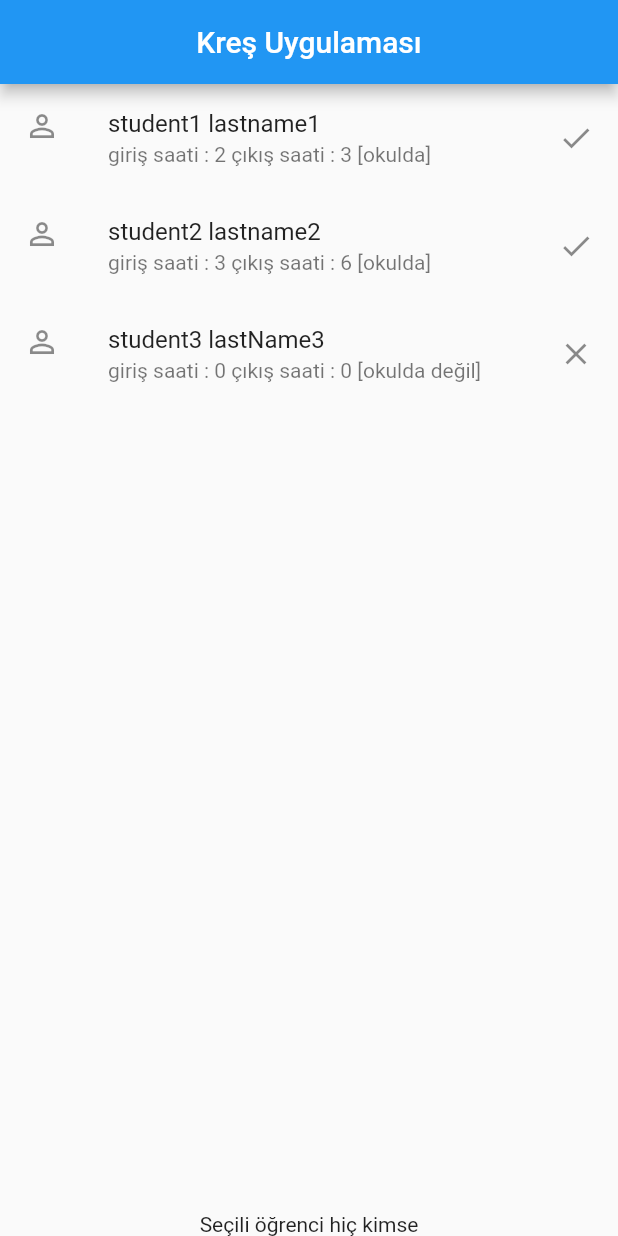
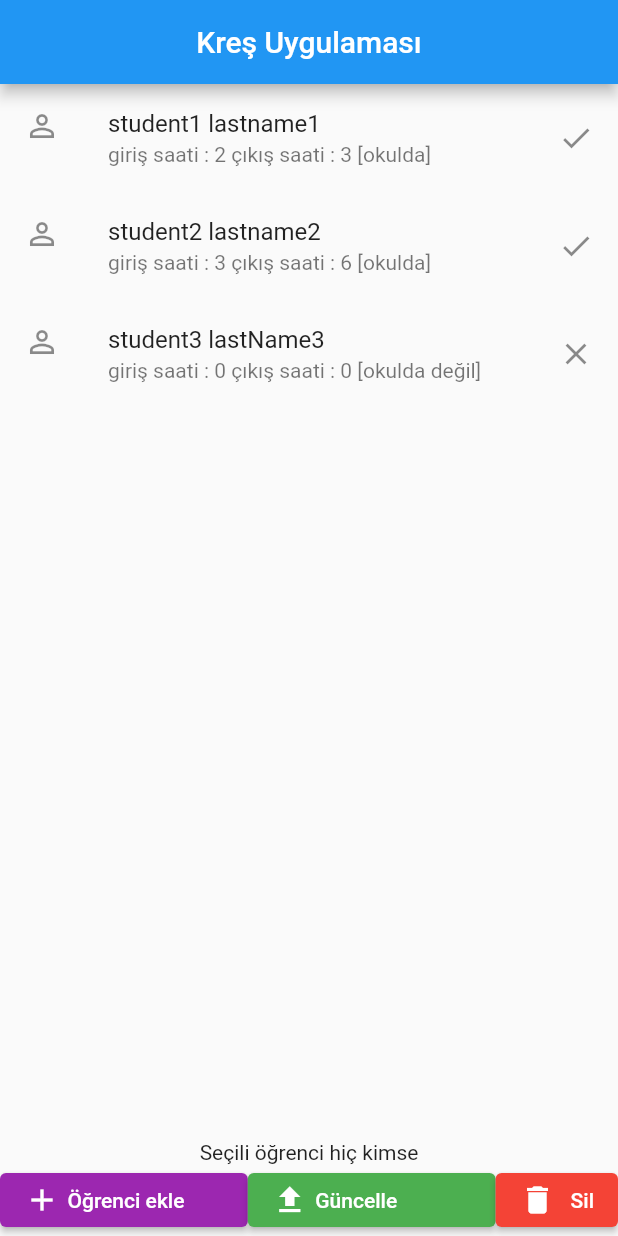
Before and after one commit to BeEkremSivrikaya/nursery_app, a Flutter app: the screen it shows after launch, on a phone screen of 412 x 824 dp. Run offline on Flutter 3.47's test engine with Material 2 defaults, Android fonts, the phone set to English and light mode, and no system bars.

```diff
--- a/lib/main.dart
+++ b/lib/main.dart
@@ -15,7 +15,12 @@ class MyApp extends StatelessWidget {
   }
 }
 
-class HomeScreen extends StatelessWidget {
+class HomeScreen extends StatefulWidget {
+  @override
+  State<HomeScreen> createState() => _HomeScreenState();
+}
+
+class _HomeScreenState extends State<HomeScreen> {
   List<Student> students = [
     Student.withId(1, "student1", "lastname1", 2, 3),
     Student.withId(2, "student2", "lastname2", 3, 6),
@@ -32,7 +37,7 @@ class HomeScreen extends StatelessWidget {
     throw UnimplementedError();
   }
 
-  Widget buildBody() {
+  buildBody() {
     return Column(
       children: <Widget>[
         Expanded(
@@ -51,7 +56,9 @@ class HomeScreen extends StatelessWidget {
                   leading: Icon(Icons.person_outline),
                   trailing: buildStatusIcon(students[index].status),
                   onTap: () {
-                    this.selectedStudent = students[index];
+                    setState(() {
+                      this.selectedStudent = students[index];
+                    });
                   },
                   onLongPress: () {
                     print("uzun basıldı");
@@ -59,7 +66,53 @@ class HomeScreen extends StatelessWidget {
                 );
               }),
         ),
-        Text("Seçili öğrenci " + this.selectedStudent.firstName)
+        Text("Seçili öğrenci " + this.selectedStudent.firstName),
+        Row(
+          children: [
+            Expanded(
+              child: ElevatedButton(
+                onPressed: () {},
+                style: ElevatedButton.styleFrom(primary: Colors.purple),
+                child: Row(
+                  children: [
+                    Icon(Icons.add),
+                    SizedBox(
+                      width: 5.0,
+                    ),
+                    Text("Öğrenci ekle")
+                  ],
+                  // SizedBox(width: 5.0,),
+                ),
+              ),
+            ),
+            Expanded(
+              child: ElevatedButton(
+                  onPressed: () {},
+                  style: ElevatedButton.styleFrom(primary: Colors.green),
+                  child: Row(
+                    children: [
+                      Icon(Icons.upload),
+                      SizedBox(
+                        width: 5.0,
+                      ),
+                      Text("Güncelle")
+                    ],
+                  )),
+            ),
+            ElevatedButton(
+                onPressed: () {},
+                style: ElevatedButton.styleFrom(primary: Colors.red),
+                child: Row(
+                  children: [
+                    Icon(Icons.delete),
+                    SizedBox(
+                      width: 10.0,
+                    ),
+                    Text("Sil")
+                  ],
+                )),
+          ],
+        )
       ],
     );
   }
```
